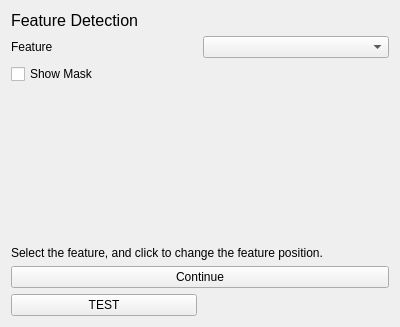
The window that fibsem/ui/qtdesigner_files/FibsemDetectionWidget.ui (DeMarcoLab/fibsem) describes before a commit, drawn with Qt 5.
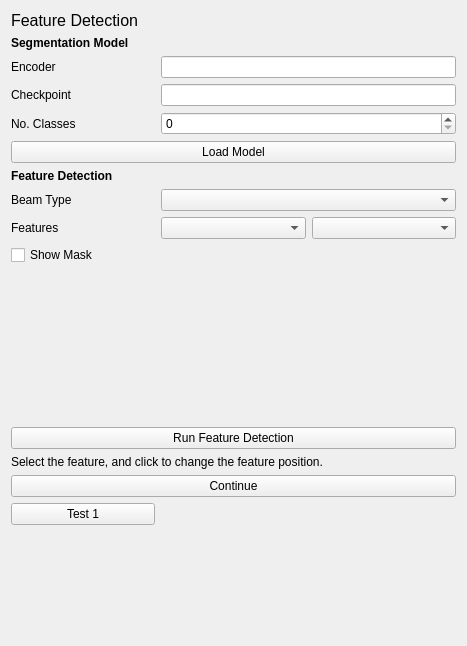
The same window after the commit.

Commit message: [FEAT] updated det widget

```diff
--- a/fibsem/ui/qtdesigner_files/FibsemDetectionWidget.ui
+++ b/fibsem/ui/qtdesigner_files/FibsemDetectionWidget.ui
@@ -6,15 +6,22 @@
    <rect>
     <x>0</x>
     <y>0</y>
-    <width>400</width>
-    <height>305</height>
+    <width>467</width>
+    <height>646</height>
    </rect>
   </property>
   <property name="windowTitle">
    <string>Form</string>
   </property>
   <layout class="QGridLayout" name="gridLayout">
-   <item row="3" column="0" colspan="2">
+   <item row="12" column="0">
+    <widget class="QLabel" name="label_feature">
+     <property name="text">
+      <string>Features</string>
+     </property>
+    </widget>
+   </item>
+   <item row="14" column="0" colspan="3">
     <widget class="QLabel" name="label_info">
      <property name="minimumSize">
       <size>
@@ -27,14 +34,59 @@
      </property>
     </widget>
    </item>
-   <item row="1" column="0">
-    <widget class="QLabel" name="label_feature">
+   <item row="16" column="0" colspan="3">
+    <widget class="QLabel" name="label_instructions">
      <property name="text">
-      <string>Feature</string>
+      <string>Select the feature, and click to change the feature position.</string>
      </property>
+     <property name="wordWrap">
+      <bool>true</bool>
+     </property>
     </widget>
    </item>
-   <item row="7" column="0" colspan="2">
+   <item row="17" column="0" colspan="3">
+    <widget class="QPushButton" name="pushButton_continue">
+     <property name="text">
+      <string>Continue</string>
+     </property>
+    </widget>
+   </item>
+   <item row="10" column="0" colspan="3">
+    <widget class="QLabel" name="label_2">
+     <property name="font">
+      <font>
+       <weight>75</weight>
+       <bold>true</bold>
+      </font>
+     </property>
+     <property name="text">
+      <string>Feature Detection</string>
+     </property>
+    </widget>
+   </item>
+   <item row="6" column="0">
+    <widget class="QLabel" name="label_encoder">
+     <property name="text">
+      <string>Encoder</string>
+     </property>
+    </widget>
+   </item>
+   <item row="0" column="0" colspan="2">
+    <widget class="QLabel" name="label_title">
+     <property name="font">
+      <font>
+       <pointsize>12</pointsize>
+      </font>
+     </property>
+     <property name="text">
+      <string>Feature Detection</string>
+     </property>
+    </widget>
+   </item>
+   <item row="8" column="1" colspan="2">
+    <widget class="QSpinBox" name="spinBox_num_classes"/>
+   </item>
+   <item row="19" column="0" colspan="2">
     <spacer name="verticalSpacer">
      <property name="orientation">
       <enum>Qt::Vertical</enum>
@@ -47,52 +99,83 @@
      </property>
     </spacer>
    </item>
-   <item row="5" column="0" colspan="2">
-    <widget class="QPushButton" name="pushButton_continue">
+   <item row="18" column="0">
+    <widget class="QPushButton" name="pushButton_test_function">
      <property name="text">
-      <string>Continue</string>
+      <string>Test 1</string>
      </property>
     </widget>
    </item>
-   <item row="2" column="0">
+   <item row="12" column="1">
+    <widget class="QComboBox" name="comboBox_feature_1"/>
+   </item>
+   <item row="9" column="0" colspan="3">
+    <widget class="QPushButton" name="pushButton_load_model">
+     <property name="text">
+      <string>Load Model</string>
+     </property>
+    </widget>
+   </item>
+   <item row="13" column="0">
     <widget class="QCheckBox" name="checkBox_show_mask">
      <property name="text">
       <string>Show Mask</string>
      </property>
     </widget>
    </item>
-   <item row="0" column="0" colspan="2">
-    <widget class="QLabel" name="label_title">
+   <item row="7" column="0">
+    <widget class="QLabel" name="label_checkpoint">
+     <property name="text">
+      <string>Checkpoint</string>
+     </property>
+    </widget>
+   </item>
+   <item row="15" column="0" colspan="3">
+    <widget class="QPushButton" name="pushButton_run_feature_detection">
+     <property name="text">
+      <string>Run Feature Detection</string>
+     </property>
+    </widget>
+   </item>
+   <item row="6" column="1" colspan="2">
+    <widget class="QLineEdit" name="lineEdit_encoder"/>
+   </item>
+   <item row="12" column="2">
+    <widget class="QComboBox" name="comboBox_feature_2"/>
+   </item>
+   <item row="1" column="0">
+    <widget class="QLabel" name="label">
      <property name="font">
       <font>
-       <pointsize>12</pointsize>
+       <weight>75</weight>
+       <bold>true</bold>
       </font>
      </property>
      <property name="text">
-      <string>Feature Detection</string>
+      <string>Segmentation Model</string>
      </property>
     </widget>
    </item>
-   <item row="1" column="1">
-    <widget class="QComboBox" name="comboBox_feature"/>
-   </item>
-   <item row="4" column="0" colspan="2">
-    <widget class="QLabel" name="label_instructions">
+   <item row="8" column="0">
+    <widget class="QLabel" name="label_num_classes">
      <property name="text">
-      <string>Select the feature, and click to change the feature position.</string>
+      <string>No. Classes</string>
      </property>
-     <property name="wordWrap">
-      <bool>true</bool>
-     </property>
     </widget>
    </item>
-   <item row="6" column="0">
-    <widget class="QPushButton" name="pushButton_test_function">
+   <item row="7" column="1" colspan="2">
+    <widget class="QLineEdit" name="lineEdit_checkpoint"/>
+   </item>
+   <item row="11" column="0">
+    <widget class="QLabel" name="label_beam_type">
      <property name="text">
-      <string>TEST</string>
+      <string>Beam Type</string>
      </property>
     </widget>
    </item>
+   <item row="11" column="1" colspan="2">
+    <widget class="QComboBox" name="comboBox_beam_type"/>
+   </item>
   </layout>
  </widget>
  <resources/>
```
The commit also changes 2 other files.
